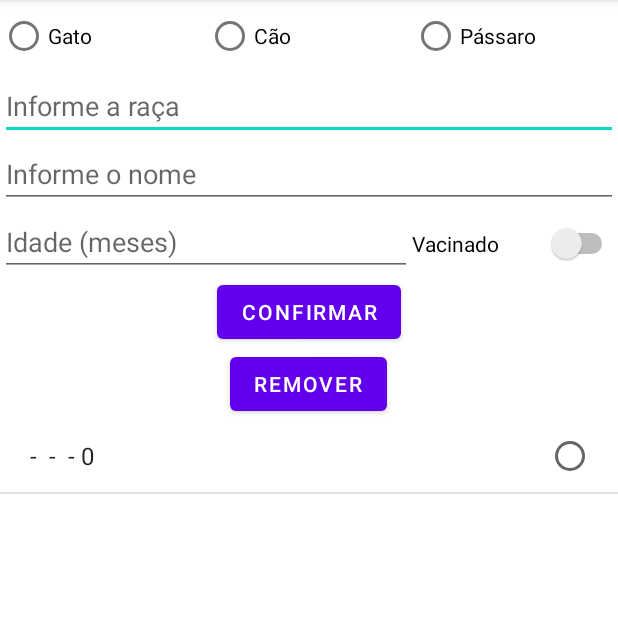
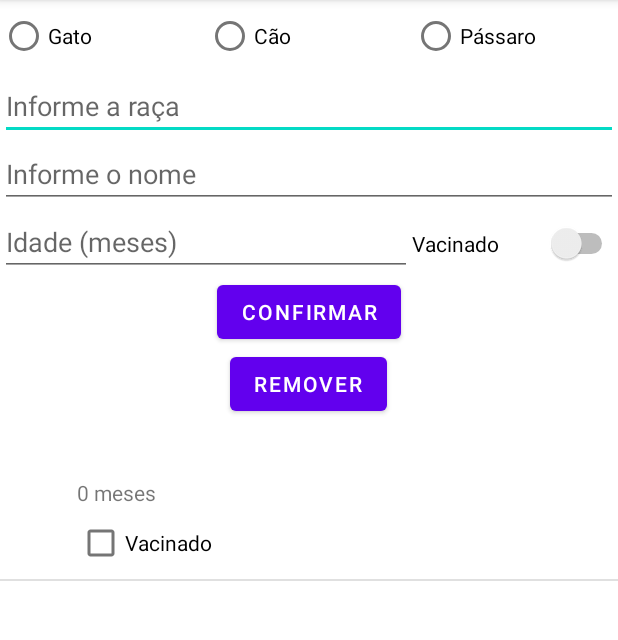
Before and after one commit to matheusvarella/Disciplinas-TSI, an Android app: the screen it shows after launch (MainActivity), after a tap on "CONFIRMAR", on a phone screen of 412 x 824 dp, the part 84-724 px from its top. Run offline under Robolectric (Android 15) with nearby library versions, the phone set to English and light mode, and no system bars; 1 statement that could not run was skipped.

Commit message:
Adicionado nova tela ao petshop

```diff
--- a/Dispositivos-Moveis/PetShop/app/src/main/java/com/example/petshop/MainActivity.java
+++ b/Dispositivos-Moveis/PetShop/app/src/main/java/com/example/petshop/MainActivity.java
@@ -2,22 +2,75 @@ package com.example.petshop;
 
 import androidx.appcompat.app.AppCompatActivity;
 
+import android.content.Context;
+import android.graphics.Color;
 import android.os.Bundle;
 import android.util.SparseBooleanArray;
 import android.view.View;
+import android.view.ViewGroup;
 import android.widget.AbsListView;
 import android.widget.AdapterView;
 import android.widget.ArrayAdapter;
+import android.widget.CheckBox;
 import android.widget.EditText;
 import android.widget.ListAdapter;
 import android.widget.ListView;
 import android.widget.RadioGroup;
 import android.widget.Switch;
+import android.widget.TextView;
 import android.widget.Toast;
 
 import java.util.LinkedList;
 
-public class MainActivity extends AppCompatActivity implements AdapterView.OnItemLongClickListener {
+public class MainActivity extends AppCompatActivity implements AdapterView.OnItemLongClickListener, AdapterView.OnItemClickListener {
+
+    @Override
+    public void onItemClick(AdapterView<?> adapterView, View view, int i, long l) {
+        Pet p = animais.get(i);
+        if (selecionados.contains(p)) {
+            selecionados.remove(p);
+        } else {
+            selecionados.add(p);
+        }
+        adapter.notifyDataSetChanged();
+    }
+
+    class PetAdapter extends ArrayAdapter<Pet> {
+        public PetAdapter(Context ctx) {
+            super(ctx, 0, animais);
+        }
+
+        @Override
+        public View getView(int position, View recicle, ViewGroup parent) {
+            if (recicle == null) {
+                recicle = getLayoutInflater().inflate(R.layout.item_pet, null);
+            }
+
+            TextView tipo = (TextView) recicle.findViewById(R.id.txt_tipo);
+            TextView raca = (TextView) recicle.findViewById(R.id.txt_raca);
+            TextView idade = (TextView) recicle.findViewById(R.id.txt_idade);
+            TextView nome = (TextView) recicle.findViewById(R.id.txt_nome);
+            CheckBox vacinado = (CheckBox) recicle.findViewById(R.id.chk_vacinado);
+
+            Pet p = animais.get(position);
+
+            if (selecionados.contains(p)) {
+                recicle.setBackgroundColor(Color.parseColor("#F1F1F1"));
+            } else {
+                recicle.setBackgroundColor(Color.parseColor("#FFFFFF"));
+            }
+
+            tipo.setText("" + p.getTipo());
+            raca.setText("" + p.getRaca());
+            idade.setText(p.getIdade() + " meses");
+            nome.setText(p.getNome());
+            vacinado.setChecked(p.isVacinado());
+
+            return recicle;
+        }
+    }
+
+    LinkedList<Pet> selecionados;
     LinkedList<Pet> animais;
     RadioGroup botoes;
     EditText edRaca, edNome, edIdade;
@@ -32,19 +85,42 @@ public class MainActivity extends AppCompatActivity implements AdapterView.OnIte
 
         setContentView(R.layout.activity_main);
 
-        animais = new LinkedList<>();
+        if (savedInstanceState != null) {
+            animais = (LinkedList<Pet>) savedInstanceState.getSerializable("animais");
+            selecionados = (LinkedList<Pet>) savedInstanceState.getSerializable("selecionados");
+
+            if (animais == null) {
+                animais = new LinkedList<>();
+            }
+            if (selecionados == null) {
+                selecionados = new LinkedList<>();
+            }
+        } else {
+            animais = new LinkedList<>();
+            selecionados = new LinkedList<>();
+        }
+
         botoes = (RadioGroup) findViewById(R.id.grupo_tipo);
         edRaca = (EditText) findViewById(R.id.ed_raca);
         edNome = (EditText) findViewById(R.id.ed_nome);
         edIdade = (EditText) findViewById(R.id.ed_idade);
         swVacinado = (Switch) findViewById(R.id.sw_vacinado);
         listaAnimais = (ListView) findViewById(R.id.lista_animais);
-        adapter = new ArrayAdapter( this,
-                android.R.layout.simple_list_item_single_choice,
-                animais);
+        // adapter = new ArrayAdapter( this,
+        //        android.R.layout.simple_list_item_single_choice,
+        //        animais);
+        adapter = new PetAdapter(this);
         listaAnimais.setAdapter( adapter );
-        listaAnimais.setChoiceMode(AbsListView.CHOICE_MODE_SINGLE);
+        listaAnimais.setChoiceMode(AbsListView.CHOICE_MODE_NONE);
         listaAnimais.setOnItemLongClickListener(this);
+        listaAnimais.setOnItemClickListener(this);
+    }
+
+    @Override
+    public void onSaveInstanceState(Bundle dados) {
+        dados.putSerializable("animais", animais);
+        dados.putSerializable("selecionados", selecionados);
+        super.onSaveInstanceState(dados);
     }
 
     public void confirmar( View v) {
@@ -72,7 +148,12 @@ public class MainActivity extends AppCompatActivity implements AdapterView.OnIte
     }
 
     public void remover( View v) {
-        if (listaAnimais.getChoiceMode() == AbsListView.CHOICE_MODE_SINGLE) {
+        if (listaAnimais.getChoiceMode() == AbsListView.CHOICE_MODE_NONE){
+            animais.removeAll(selecionados);
+            selecionados.clear();
+            adapter.notifyDataSetChanged();
+
+        } else if (listaAnimais.getChoiceMode() == AbsListView.CHOICE_MODE_SINGLE) {
             int itemSelecionado = listaAnimais.getCheckedItemPosition();
 
             if (itemSelecionado >= 0) {
@@ -83,7 +164,7 @@ public class MainActivity extends AppCompatActivity implements AdapterView.OnIte
                 Toast.makeText(this, R.string.msg_sem_selecao_unica,
                         Toast.LENGTH_LONG).show();
             }
-        } else {
+        } else if (listaAnimais.getChoiceMode() == AbsListView.CHOICE_MODE_MULTIPLE) {
             if (listaAnimais.getCheckedItemCount() > 0) {
                 SparseBooleanArray sels = listaAnimais.getCheckedItemPositions();
                 LinkedList<Pet> selecionados = new LinkedList<>();
--- a/Dispositivos-Moveis/PetShop/app/src/main/java/com/example/petshop/Pet.java
+++ b/Dispositivos-Moveis/PetShop/app/src/main/java/com/example/petshop/Pet.java
@@ -7,6 +7,7 @@ public class Pet implements Serializable {
     private String raca, nome;
     private int idade;
     private boolean vacinado;
+    private Proprietario proprietario;
 
     public char getTipo() {
         return tipo;
--- /dev/null
+++ b/Dispositivos-Moveis/PetShop/app/src/main/java/com/example/petshop/Proprietario.java
@@ -0,0 +1,52 @@
+package com.example.petshop;
+
+import java.io.Serializable;
+import java.util.Date;
+
+public class Proprietario implements Serializable {
+    private String nome;
+    private String telefone;
+    private String email;
+    private String endereco;
+    private Date dataNascimento;
+
+    public String getNome() {
+        return nome;
+    }
+
+    public void setNome(String nome) {
+        this.nome = nome;
+    }
+
+    public String getTelefone() {
+        return telefone;
+    }
+
+    public void setTelefone(String telefone) {
+        this.telefone = telefone;
+    }
+
+    public String getEmail() {
+        return email;
+    }
+
+    public void setEmail(String email) {
+        this.email = email;
+    }
+
+    public String getEndereco() {
+        return endereco;
+    }
+
+    public void setEndereco(String endereco) {
+        this.endereco = endereco;
+    }
+
+    public Date getDataNascimento() {
+        return dataNascimento;
+    }
+
+    public void setDataNascimento(Date dataNascimento) {
+        this.dataNascimento = dataNascimento;
+    }
+}
--- /dev/null
+++ b/Dispositivos-Moveis/PetShop/app/src/main/res/layout-land/activity_main.xml
@@ -0,0 +1,84 @@
+<?xml version="1.0" encoding="utf-8"?>
+<LinearLayout xmlns:android="http://schemas.android.com/apk/res/android"
+    xmlns:app="http://schemas.android.com/apk/res-auto"
+    xmlns:tools="http://schemas.android.com/tools"
+    android:layout_width="match_parent"
+    android:layout_height="match_parent"
+    android:orientation="horizontal"
+    tools:context=".MainActivity">
+    <LinearLayout
+        android:layout_width="0sp"
+        android:layout_height="match_parent"
+        android:layout_weight="1"
+        android:orientation="vertical">
+    <RadioGroup
+        android:layout_width="match_parent"
+        android:layout_height="wrap_content"
+        android:orientation="horizontal"
+        android:id="@+id/grupo_tipo">
+        <RadioButton
+            android:layout_width="0sp"
+            android:layout_weight="1"
+            android:layout_height="wrap_content"
+            android:text="@string/gato"
+            android:id="@+id/rb_gato"/>
+        <RadioButton
+            android:layout_width="0sp"
+            android:layout_weight="1"
+            android:layout_height="wrap_content"
+            android:text="@string/cao"
+            android:id="@+id/rb_cao"/>
+        <RadioButton
+            android:layout_width="0sp"
+            android:layout_weight="1"
+            android:layout_height="wrap_content"
+            android:text="@string/passaro"
+            android:id="@+id/rb_passaro"/>
+    </RadioGroup>
+    <EditText
+        android:layout_width="match_parent"
+        android:layout_height="wrap_content"
+        android:hint="@string/hint_raca"
+        android:id="@+id/ed_raca"/>
+    <EditText
+        android:layout_width="match_parent"
+        android:layout_height="wrap_content"
+        android:hint="@string/hint_nome"
+        android:id="@+id/ed_nome"/>
+    <LinearLayout
+        android:layout_width="match_parent"
+        android:layout_height="wrap_content"
+        android:orientation="horizontal">
+        <EditText
+            android:layout_width="0sp"
+            android:layout_height="wrap_content"
+            android:layout_weight="2"
+            android:hint="@string/hint_idade"
+            android:id="@+id/ed_idade"/>
+        <Switch
+            android:layout_width="0sp"
+            android:layout_weight="1"
+            android:layout_height="wrap_content"
+            android:text="@string/vacinado"
+            android:id="@+id/sw_vacinado"/>
+    </LinearLayout>
+    <Button
+        android:layout_width="wrap_content"
+        android:layout_height="wrap_content"
+        android:text="@string/confirmar"
+        android:layout_gravity="center_horizontal"
+        android:onClick="confirmar"/>
+
+    <Button
+        android:layout_width="wrap_content"
+        android:layout_height="wrap_content"
+        android:layout_gravity="center_horizontal"
+        android:onClick="remover"
+        android:text="@string/remover" />
+    </LinearLayout>
+    <ListView
+        android:layout_width="0sp"
+        android:layout_height="match_parent"
+        android:layout_weight="1.2"
+        android:id="@+id/lista_animais"/>
+</LinearLayout>
--- /dev/null
+++ b/Dispositivos-Moveis/PetShop/app/src/main/res/layout/item_pet.xml
@@ -0,0 +1,45 @@
+<?xml version="1.0" encoding="utf-8"?>
+<LinearLayout xmlns:android="http://schemas.android.com/apk/res/android"
+    android:layout_width="match_parent"
+    android:layout_height="wrap_content"
+    android:orientation="horizontal">
+
+    <TextView
+        android:id="@+id/txt_tipo"
+        android:layout_width="0sp"
+        android:layout_height="match_parent"
+        android:layout_weight="1"
+        android:text="C"
+        android:textSize="40sp"
+        android:gravity="center"/>
+
+    <LinearLayout
+        android:layout_width="0sp"
+        android:layout_height="wrap_content"
+        android:layout_weight="7"
+        android:orientation="vertical">
+        <TextView
+            android:id="@+id/txt_raca"
+            android:layout_width="match_parent"
+            android:layout_height="wrap_content"
+            android:text="Border Collie"/>
+        <TextView
+            android:id="@+id/txt_nome"
+            android:layout_width="match_parent"
+            android:layout_height="wrap_content"
+            android:text="Wilson"/>
+        <TextView
+            android:id="@+id/txt_idade"
+            android:layout_width="match_parent"
+            android:layout_height="wrap_content"
+            android:text="5 meses"/>
+        <CheckBox
+            android:id="@+id/chk_vacinado"
+            android:layout_width="match_parent"
+            android:layout_height="wrap_content"
+            android:text="Vacinado"
+            android:clickable="false"
+            android:focusable="false"/>
+    </LinearLayout>
+
+</LinearLayout>
```
